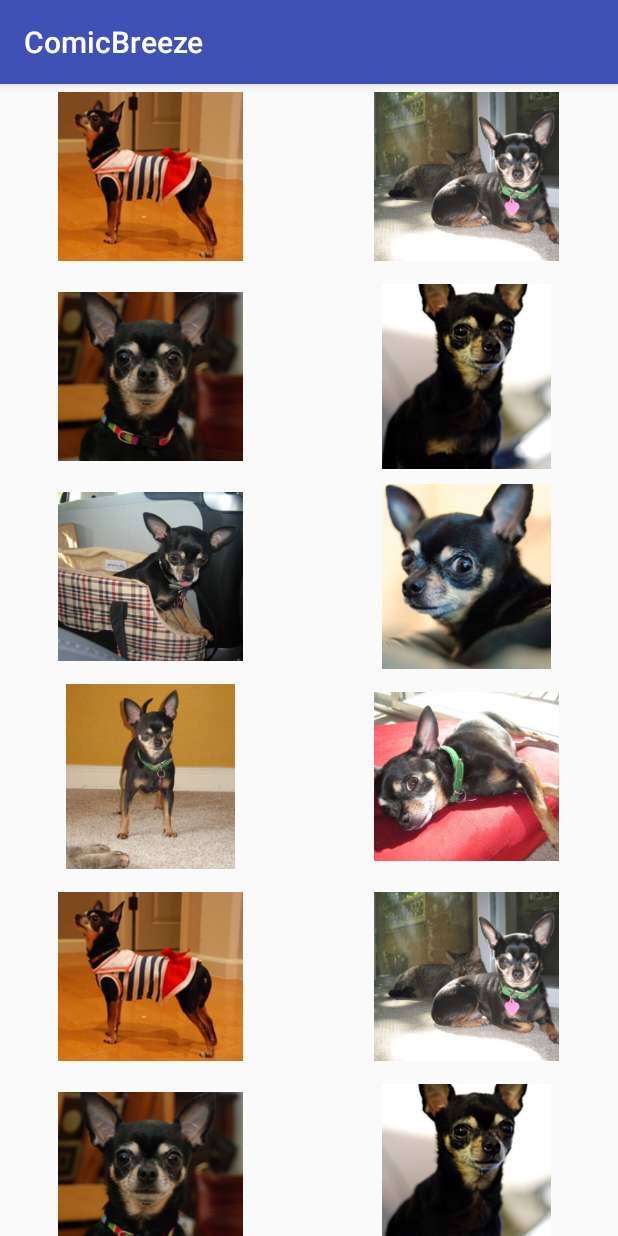
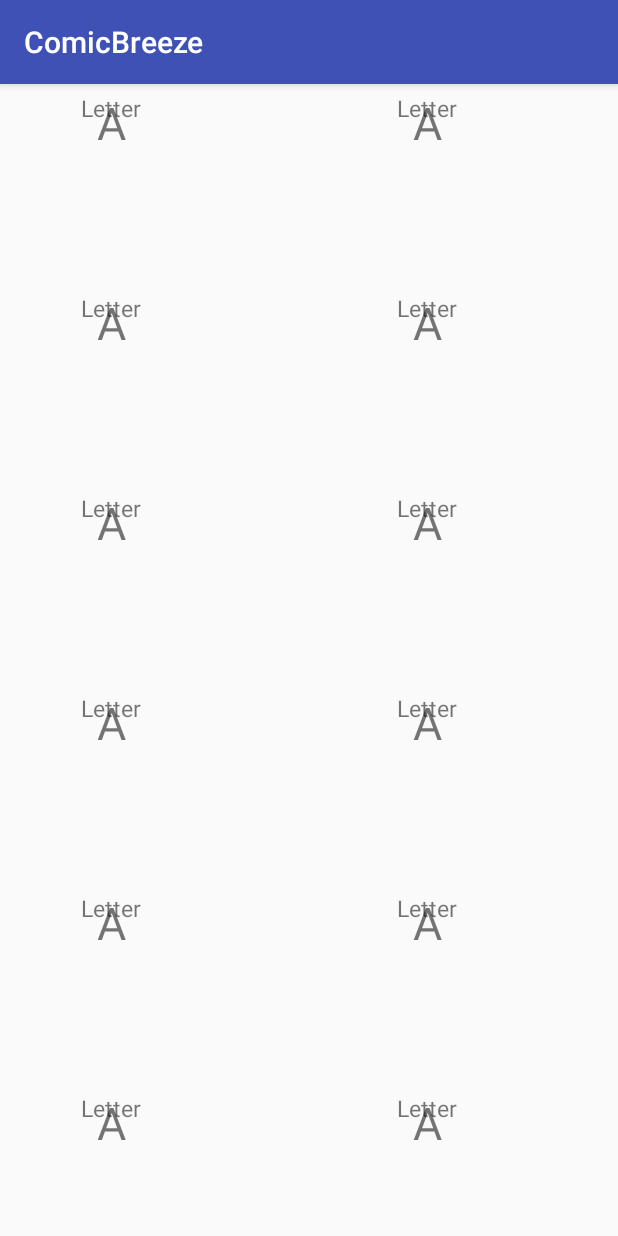
Before and after one commit to intet/ComicBreeze_android, an Android app: the screen it shows after launch (MainActivity), on a phone screen of 412 x 824 dp. Run offline under Robolectric (Android 15) with nearby library versions, the phone set to English and light mode, and no system bars; our stand-ins replace Room's generated code, RxJava; libraries missing offline, so code that uses them is left out: kotlinx.coroutines.experimental.

Commit message:
Пример работы с гридом

```diff
--- a/app/src/main/java/com/intetm/comicbreeze/MainActivity.kt
+++ b/app/src/main/java/com/intetm/comicbreeze/MainActivity.kt
@@ -9,7 +9,7 @@ import android.widget.Toast
 import com.intetm.comicbreeze.service.comic.ComicListService
 import com.intetm.comicbreeze.service.database.DatabaseService
 import com.intetm.comicbreeze.service.database.model.Comic
-import com.intetm.comicbreeze.view.ImageAdapter
+import com.intetm.comicbreeze.view.grid.GridAdapter
 import kotlinx.coroutines.experimental.async
 
 class MainActivity : AppCompatActivity() {
@@ -27,7 +27,7 @@ class MainActivity : AppCompatActivity() {
         setContentView(R.layout.activity_main)
 
         val gridview: GridView = findViewById(R.id.gridview)
-        gridview.adapter = ImageAdapter(this)
+        gridview.adapter = GridAdapter(this)
 
         gridview.onItemClickListener =
                 AdapterView.OnItemClickListener { parent, v, position, id ->
--- /dev/null
+++ b/app/src/main/java/com/intetm/comicbreeze/view/grid/GridAdapter.kt
@@ -0,0 +1,47 @@
+package com.intetm.comicbreeze.view.grid
+
+import android.content.Context
+import android.view.LayoutInflater
+import android.view.View
+import android.view.ViewGroup
+import android.widget.BaseAdapter
+import com.intetm.comicbreeze.R
+
+
+private val mThumbIds = arrayOf<Int>(
+        R.drawable.sample_2, R.drawable.sample_3,
+        R.drawable.sample_4, R.drawable.sample_5,
+        R.drawable.sample_6, R.drawable.sample_7,
+        R.drawable.sample_0, R.drawable.sample_1,
+        R.drawable.sample_2, R.drawable.sample_3,
+        R.drawable.sample_4, R.drawable.sample_5,
+        R.drawable.sample_6, R.drawable.sample_7,
+        R.drawable.sample_0, R.drawable.sample_1,
+        R.drawable.sample_2, R.drawable.sample_3,
+        R.drawable.sample_4, R.drawable.sample_5,
+        R.drawable.sample_6, R.drawable.sample_7)
+
+
+class GridAdapter(private val mContext: Context) : BaseAdapter() {
+
+    override fun getCount(): Int = mThumbIds.size
+
+    override fun getItem(position: Int): Any? = null
+
+    override fun getItemId(position: Int): Long = 0L
+
+    // create a new ImageView for each item referenced by the Adapter
+    override fun getView(position: Int, convertView: View?, parent: ViewGroup): View {
+        val inflater = mContext.getSystemService(Context.LAYOUT_INFLATER_SERVICE) as LayoutInflater
+        val imageView: View
+        if (convertView == null) {
+            // if it's not recycled, initialize some attributes
+            imageView = inflater.inflate(R.layout.comic_grid_item, null);
+            imageView.layoutParams = ViewGroup.LayoutParams(185, 185)
+            imageView.setPadding(8, 8, 8, 8)
+        } else {
+            imageView = convertView
+        }
+        return imageView
+    }
+}
--- /dev/null
+++ b/app/src/main/res/layout/comic_grid_item.xml
@@ -0,0 +1,23 @@
+<?xml version="1.0" encoding="utf-8"?>
+<android.support.constraint.ConstraintLayout xmlns:android="http://schemas.android.com/apk/res/android"
+    android:layout_width="match_parent"
+    android:layout_height="match_parent">
+
+    <TextView
+        android:id="@+id/grid_item_label"
+        android:layout_width="60sp"
+        android:layout_height="wrap_content"
+        android:layout_weight="0.8"
+        android:gravity="center_horizontal"
+        android:text="Letter"
+        android:textSize="15sp" />
+
+    <TextView
+        android:id="@+id/grid_item_letter"
+        android:layout_width="60sp"
+        android:layout_height="60sp"
+        android:layout_weight="1"
+        android:gravity="center_horizontal"
+        android:text="A"
+        android:textSize="30sp" />
+</android.support.constraint.ConstraintLayout>
```
